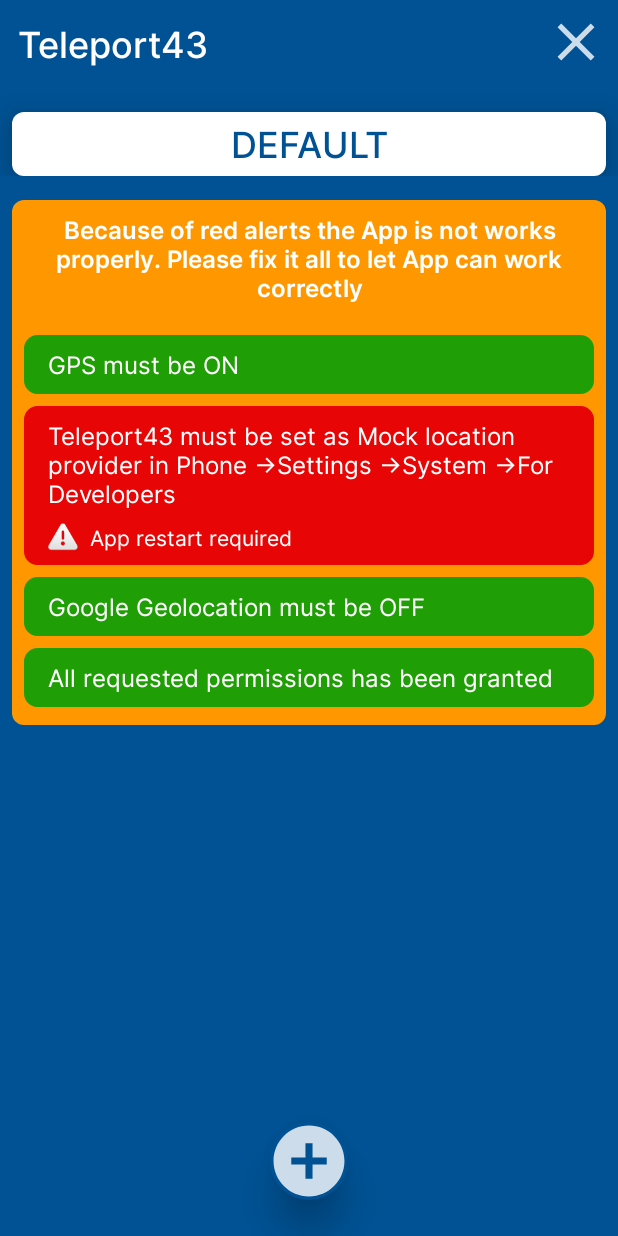
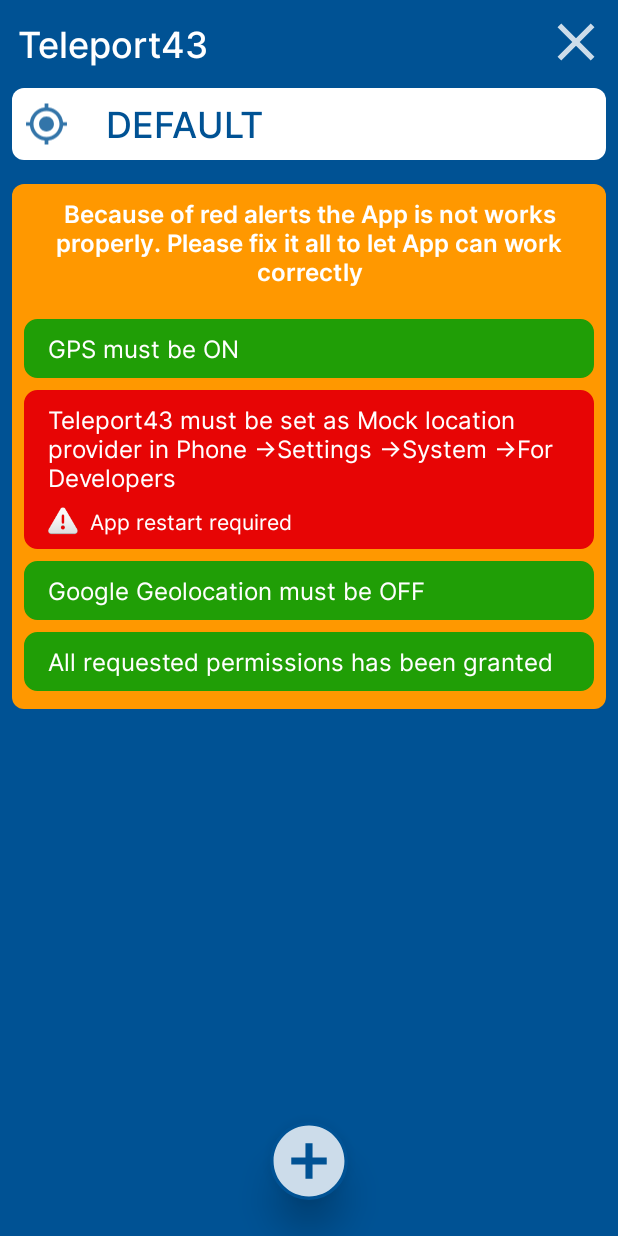
Before and after one commit to RealVolAnd/Teleport43, an Android app: the screen it shows after launch (MainActivity), on a phone screen of 412 x 824 dp. Run offline under Robolectric (Android 15) with nearby library versions, the phone set to English and light mode, and no system bars; our stand-ins replace Room's generated code, RxJava.

```diff
--- a/app/src/main/java/com/ssstor/teleport43/Constants.kt
+++ b/app/src/main/java/com/ssstor/teleport43/Constants.kt
@@ -4,7 +4,7 @@ import com.ssstor.teleport43.database.entities.LocationItem
 
 val SETTINGS_KEY_CURRENT_LOCATION = "current_location"
 
-val COORDINATES_REFRESH_INTERVAL_IN_MS = 3000L
+val COORDINATES_REFRESH_INTERVAL_IN_MS = 1000L
 val CHECK_STATUS_INTERVAL_IN_MS = 1000L
 
 val DB_NAME = "t43_db"
--- a/app/src/main/java/com/ssstor/teleport43/ui/MainActivity.kt
+++ b/app/src/main/java/com/ssstor/teleport43/ui/MainActivity.kt
@@ -271,6 +271,14 @@ class MainActivity : AppCompatActivity(), MainContract.View, BackButtonListener,
             App.CURRENT_ITEM = tmpItem
             App.locationChanged = true
             vb.currentItemText.text = tmpItem.locationItemName
+
+            val tracksNum = App.instance.itemStringToList(App.CURRENT_ITEM.locationItemTrack).size
+            if(tracksNum>1){
+               vb.currentItemIcon.setImageResource(R.drawable.ic_track)
+            } else {
+                vb.currentItemIcon.setImageResource(R.drawable.ic_point)
+            }
+
             MainRepo.addHitToItemById(itemId)
             MainRepo.setSettingsValueByKey(SETTINGS_KEY_CURRENT_LOCATION,itemId.toString())
         }else {
--- a/app/src/main/java/com/ssstor/teleport43/ui/MainRvAdapter.kt
+++ b/app/src/main/java/com/ssstor/teleport43/ui/MainRvAdapter.kt
@@ -30,11 +30,14 @@ class MainRvAdapter(private val presenter: MainPresenter,
     override fun onBindViewHolder(holder: MainRvAdapter.ViewHolder, position: Int) {
 
         holder.itemNameText .text = presenter.itemList[position].locationItemName
+
+
+
        val tracksNum = App.instance.itemStringToList(presenter.itemList[position].locationItemTrack).size
         if(tracksNum>1){
-            holder.itemTypeText.text = ITEM_TYPE_TRACK
+            holder.itemType.setImageResource(R.drawable.ic_track)
         } else {
-            holder.itemTypeText.text = ITEM_TYPE_POINT
+            holder.itemType.setImageResource(R.drawable.ic_point)
         }
         holder.itemSettingsButton.setOnClickListener {
             App.CURRENT_ITEM = presenter.itemList[position]
@@ -50,7 +53,7 @@ class MainRvAdapter(private val presenter: MainPresenter,
 
     inner class ViewHolder(private val vb: LocationItemBinding) : RecyclerView.ViewHolder(vb.root) {
         val itemNameText = vb.itemNameText
-        val itemTypeText = vb.itemTypeText
+        val itemType = vb.itemTypeImage
         val itemSettingsButton = vb.itemSettingsButton
         val rootLayout = vb.rootLayout
 
--- /dev/null
+++ b/app/src/main/res/drawable-anydpi/ic_point.xml
@@ -0,0 +1,16 @@
+<vector xmlns:android="http://schemas.android.com/apk/res/android"
+    android:width="24dp"
+    android:height="24dp"
+    android:viewportWidth="24"
+    android:viewportHeight="24"
+    android:tint="#FFFFFF"
+    android:alpha="0.8">
+  <group android:scaleX="0.9917355"
+      android:scaleY="0.9917355"
+      android:translateX="0.09917355"
+      android:translateY="0.09917355">
+    <path
+        android:fillColor="@android:color/white"
+        android:pathData="M12,8c-2.21,0 -4,1.79 -4,4s1.79,4 4,4 4,-1.79 4,-4 -1.79,-4 -4,-4zM20.94,11c-0.46,-4.17 -3.77,-7.48 -7.94,-7.94L13,1h-2v2.06C6.83,3.52 3.52,6.83 3.06,11L1,11v2h2.06c0.46,4.17 3.77,7.48 7.94,7.94L11,23h2v-2.06c4.17,-0.46 7.48,-3.77 7.94,-7.94L23,13v-2h-2.06zM12,19c-3.87,0 -7,-3.13 -7,-7s3.13,-7 7,-7 7,3.13 7,7 -3.13,7 -7,7z"/>
+  </group>
+</vector>
--- /dev/null
+++ b/app/src/main/res/drawable-anydpi/ic_track.xml
@@ -0,0 +1,16 @@
+<vector xmlns:android="http://schemas.android.com/apk/res/android"
+    android:width="24dp"
+    android:height="24dp"
+    android:viewportWidth="24"
+    android:viewportHeight="24"
+    android:tint="#FFFFFF"
+    android:alpha="0.8">
+  <group android:scaleX="0.9917355"
+      android:scaleY="0.9917355"
+      android:translateX="0.09917355"
+      android:translateY="0.09917355">
+    <path
+        android:fillColor="@android:color/white"
+        android:pathData="M23,8c0,1.1 -0.9,2 -2,2c-0.18,0 -0.35,-0.02 -0.51,-0.07l-3.56,3.55C16.98,13.64 17,13.82 17,14c0,1.1 -0.9,2 -2,2s-2,-0.9 -2,-2c0,-0.18 0.02,-0.36 0.07,-0.52l-2.55,-2.55C10.36,10.98 10.18,11 10,11s-0.36,-0.02 -0.52,-0.07l-4.55,4.56C4.98,15.65 5,15.82 5,16c0,1.1 -0.9,2 -2,2s-2,-0.9 -2,-2s0.9,-2 2,-2c0.18,0 0.35,0.02 0.51,0.07l4.56,-4.55C8.02,9.36 8,9.18 8,9c0,-1.1 0.9,-2 2,-2s2,0.9 2,2c0,0.18 -0.02,0.36 -0.07,0.52l2.55,2.55C14.64,12.02 14.82,12 15,12s0.36,0.02 0.52,0.07l3.55,-3.56C19.02,8.35 19,8.18 19,8c0,-1.1 0.9,-2 2,-2S23,6.9 23,8z"/>
+  </group>
+</vector>
--- a/app/src/main/res/layout/activity_main.xml
+++ b/app/src/main/res/layout/activity_main.xml
@@ -34,7 +34,7 @@
         android:clickable="true"
         android:elevation="10dp"
         android:visibility="gone"
-        tools:visibility="gone">
+        tools:visibility="visible">
 
         <LinearLayout
             android:id="@+id/item_delete_button"
@@ -303,6 +303,42 @@
                 android:layout_height="match_parent">
 
                 <LinearLayout
+                    android:id="@+id/title_layout"
+                    android:layout_width="match_parent"
+                    android:layout_height="wrap_content"
+                    android:layout_marginHorizontal="8dp"
+                    android:background="@drawable/item_title_shape"
+                    android:gravity="center_vertical"
+                    android:orientation="horizontal"
+                    app:layout_constraintEnd_toEndOf="parent"
+                    app:layout_constraintStart_toStartOf="parent"
+                    app:layout_constraintTop_toBottomOf="@+id/linearLayout2">
+
+                    <ImageView
+                        android:id="@+id/current_item_icon"
+                        android:layout_width="30dp"
+                        android:layout_height="40dp"
+                        android:layout_marginHorizontal="8dp"
+                        android:layout_marginVertical="4dp"
+                        app:srcCompat="@drawable/ic_point"
+                        app:tint="?attr/colorPrimary" />
+
+                    <TextView
+                        android:id="@+id/current_item_text"
+                        android:layout_width="wrap_content"
+                        android:layout_height="wrap_content"
+                        android:elevation="12dp"
+                        android:fontFamily="@font/inter_medium"
+                        android:maxLength="20"
+                        android:paddingHorizontal="16dp"
+                        android:text="DEFAULT"
+                        android:textAlignment="center"
+                        android:textAllCaps="true"
+                        android:textColor="@color/main_title_color"
+                        android:textSize="24sp" />
+                </LinearLayout>
+
+                <LinearLayout
                     android:id="@+id/linearLayout2"
                     android:layout_width="match_parent"
                     android:layout_height="wrap_content"
@@ -333,28 +369,6 @@
 
                 </LinearLayout>
 
-                <TextView
-                    android:id="@+id/current_item_text"
-                    android:layout_width="0dp"
-                    android:layout_height="wrap_content"
-                    android:layout_gravity="bottom|center_horizontal"
-                    android:layout_marginStart="8dp"
-                    android:layout_marginTop="16dp"
-                    android:layout_marginEnd="8dp"
-                    android:background="@drawable/item_title_shape"
-                    android:elevation="12dp"
-                    android:fontFamily="@font/inter_medium"
-                    android:maxLength="20"
-                    android:paddingHorizontal="16dp"
-                    android:paddingVertical="4dp"
-                    android:text="DEFAULT"
-                    android:textAlignment="center"
-                    android:textAllCaps="true"
-                    android:textColor="@color/main_title_color"
-                    android:textSize="24sp"
-                    app:layout_constraintEnd_toEndOf="parent"
-                    app:layout_constraintStart_toStartOf="parent"
-                    app:layout_constraintTop_toBottomOf="@+id/linearLayout2" />
             </androidx.constraintlayout.widget.ConstraintLayout>
 
             <androidx.appcompat.widget.Toolbar
--- a/app/src/main/res/layout/location_item.xml
+++ b/app/src/main/res/layout/location_item.xml
@@ -31,14 +31,11 @@
             android:textColor="#FFFFFF"
             android:textSize="20sp" />
 
-        <TextView
-            android:id="@+id/item_type_text"
-            android:layout_width="wrap_content"
-            android:layout_height="wrap_content"
-            android:textAlignment="center"
-            android:textColor="#FFFFFF"
-            android:textSize="16sp"
-            tools:text="Track" />
+        <ImageView
+            android:id="@+id/item_type_image"
+            android:layout_width="40dp"
+            android:layout_height="40dp"
+            app:srcCompat="@drawable/ic_track" />
 
         <ImageView
             android:id="@+id/itemSettingsButton"
--- a/build.gradle
+++ b/build.gradle
@@ -5,7 +5,7 @@ buildscript {
         mavenCentral()
     }
     dependencies {
-        classpath 'com.android.tools.build:gradle:7.1.0'
+        classpath 'com.android.tools.build:gradle:7.3.0'
         classpath "org.jetbrains.kotlin:kotlin-gradle-plugin:1.6.10"
 
         // NOTE: Do not place your application dependencies here; they belong
```
Also changed, not shown: app/src/main/res/drawable-hdpi/ic_point.png (added), app/src/main/res/drawable-hdpi/ic_track.png (added), app/src/main/res/drawable-mdpi/ic_point.png (added), app/src/main/res/drawable-mdpi/ic_track.png (added), app/src/main/res/drawable-xhdpi/ic_point.png (added), app/src/main/res/drawable-xhdpi/ic_track.png (added), app/src/main/res/drawable-xxhdpi/ic_point.png (added), app/src/main/res/drawable-xxhdpi/ic_track.png (added).
